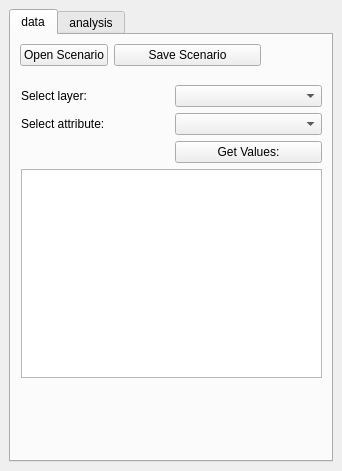
Qt form SpatialDecision/spatial_decision_dockwidget_base.ui (balazsdukai/GEO1005-StormManager) before a commit.
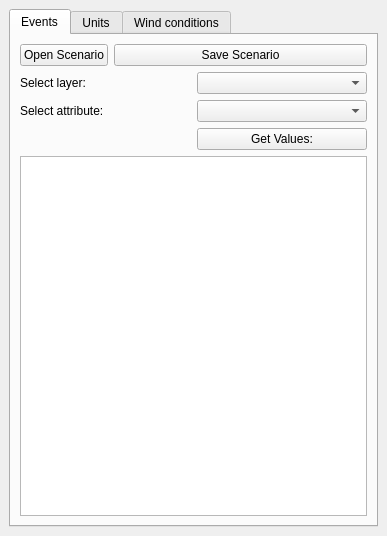
The same form after that commit. The open tabs and pages were chosen to show the change.

Commit message: Added the wind rose chart. Added the windspeed—time chart. Here some cosmetical changes like x-axis label rotation are missing.

```diff
--- a/SpatialDecision/spatial_decision_dockwidget_base.ui
+++ b/SpatialDecision/spatial_decision_dockwidget_base.ui
@@ -6,8 +6,8 @@
    <rect>
     <x>0</x>
     <y>0</y>
-    <width>342</width>
-    <height>471</height>
+    <width>387</width>
+    <height>536</height>
    </rect>
   </property>
   <property name="windowTitle">
@@ -22,17 +22,10 @@
       </property>
       <widget class="QWidget" name="dataTab">
        <attribute name="title">
-        <string>data</string>
+        <string>Events</string>
        </attribute>
-       <widget class="QWidget" name="layoutWidget">
-        <property name="geometry">
-         <rect>
-          <x>9</x>
-          <y>9</y>
-          <width>241</width>
-          <height>30</height>
-         </rect>
-        </property>
+       <layout class="QVBoxLayout" name="verticalLayout">
+        <item>
         <layout class="QFormLayout" name="formLayout">
          <property name="fieldGrowthPolicy">
           <enum>QFormLayout::AllNonFixedFieldsGrow</enum>
@@ -52,16 +45,8 @@
           </widget>
          </item>
         </layout>
-       </widget>
-       <widget class="QWidget" name="layoutWidget">
-        <property name="geometry">
-         <rect>
-          <x>10</x>
-          <y>50</y>
-          <width>301</width>
-          <height>293</height>
-         </rect>
-        </property>
+        </item>
+        <item>
         <layout class="QGridLayout" name="gridLayout_3">
          <item row="0" column="0">
           <widget class="QLabel" name="selectLayerLabel">
@@ -94,11 +79,12 @@
           <widget class="QListWidget" name="valueWidget"/>
          </item>
         </layout>
-       </widget>
+        </item>
+       </layout>
       </widget>
       <widget class="QWidget" name="analysisTab">
        <attribute name="title">
-        <string>analysis</string>
+        <string>Units</string>
        </attribute>
        <layout class="QFormLayout" name="formLayout_4">
         <property name="fieldGrowthPolicy">
@@ -204,6 +190,16 @@
         </item>
        </layout>
       </widget>
+      <widget class="QWidget" name="windTab">
+       <attribute name="title">
+        <string>Wind conditions</string>
+       </attribute>
+       <layout class="QGridLayout" name="gridLayout_2">
+        <item row="0" column="0">
+         <layout class="QVBoxLayout" name="chartLayout"/>
+        </item>
+       </layout>
+      </widget>
      </widget>
     </item>
    </layout>
```
Left out of the diff: 2 changed lines with no effect on the pictures. Lines whose indentation alone changed are shown as unchanged. The commit also changes 5 other files.
